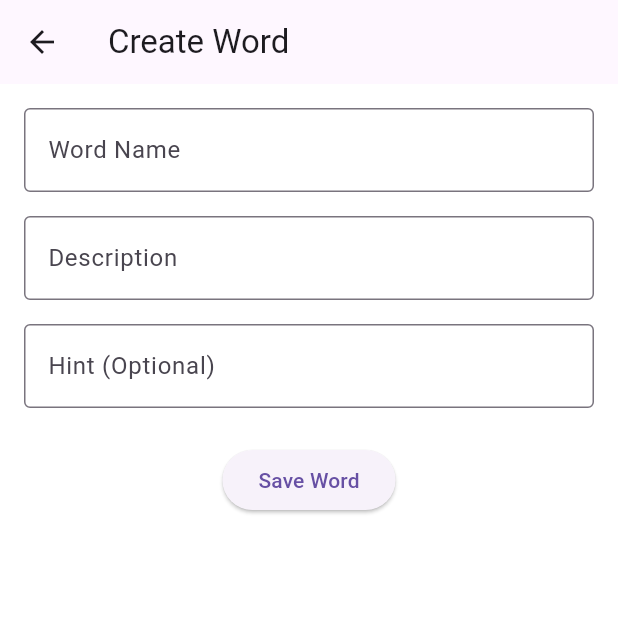
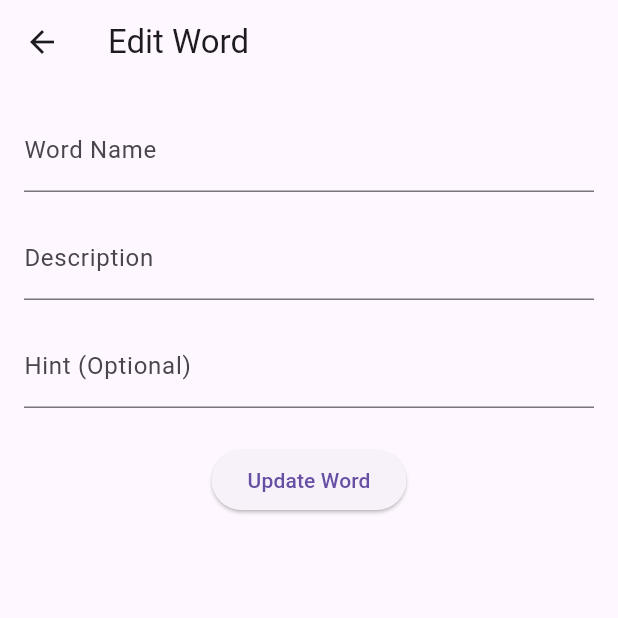
Before and after one commit to BrainRotGame/BrainRot, a Flutter app: the WordBankView screen opened directly with empty values, after a tap on the "add" icon, on a phone screen of 412 x 824 dp, the top half of it. Run offline on Flutter 3.47's test engine with Material 3 defaults, Android fonts, the phone set to English and light mode, and no system bars.

Commit message:
Fixing the display issue

```diff
--- a/lib/main.dart
+++ b/lib/main.dart
@@ -16,7 +16,6 @@ void main() {
   );
 }
 
-
 class MyApp extends StatelessWidget {
   const MyApp({super.key});
 
--- a/lib/models/word.dart
+++ b/lib/models/word.dart
@@ -3,14 +3,31 @@
 // hint(optional)
 
 class Word {
+  final int id;
   final String wordName;
   final String description;
   final String? hint;
 
   // constructor
   Word({
+    required this.id,
     required this.wordName,
     required this.description,
     this.hint,
   });
+
+  Word.withUpdatedData({
+    required Word original,
+    String? newWordName,
+    String? newDescription,
+    String? newHint,
+  }) : id = original.id,
+       wordName = newWordName ?? original.wordName,
+       description = newDescription ?? original.description,
+       hint = newHint ?? original.hint;
+
+  @override
+  String toString() {
+    return 'Word(wordName: $wordName, description: $description, hint: $hint)';
+  }
 }
--- a/lib/views/create_word_view.dart
+++ b/lib/views/create_word_view.dart
@@ -1,39 +1,32 @@
 import 'package:flutter/material.dart';
-import 'package:provider/provider.dart';
 import 'package:brainrot/models/word.dart';
-import 'package:brainrot/providers/word_bank_provider.dart';
+import 'package:brainrot/models/category.dart';
 
 class CreateWordView extends StatefulWidget {
-  final Word? word;
-  final int? index;
+  final Word? word; // Existing word to edit (null for a new word)
+  final int? index; // Index of the word in the list
+  final Category category; // The category this word belongs to
 
-  const CreateWordView({super.key, this.word, this.index});
+  const CreateWordView({super.key, this.word, this.index, required this.category});
 
   @override
   State<CreateWordView> createState() => _CreateWordViewState();
 }
 
 class _CreateWordViewState extends State<CreateWordView> {
-  late TextEditingController _wordNameController;
-  late TextEditingController _descriptionController;
-  late TextEditingController _hintController;
+  // Local state variables for the form fields
+  String currentWordName = '';
+  String currentDescription = '';
+  String currentHint = '';
 
   @override
   void initState() {
     super.initState();
 
-    // Initialize controllers with existing word data (if editing) or empty strings
-    _wordNameController = TextEditingController(text: widget.word?.wordName ?? '');
-    _descriptionController = TextEditingController(text: widget.word?.description ?? '');
-    _hintController = TextEditingController(text: widget.word?.hint ?? '');
-  }
-
-  @override
-  void dispose() {
-    _wordNameController.dispose();
-    _descriptionController.dispose();
-    _hintController.dispose();
-    super.dispose();
+    // Initialize state variables with existing data (if editing)
+    currentWordName = widget.word?.wordName ?? '';
+    currentDescription = widget.word?.description ?? '';
+    currentHint = widget.word?.hint ?? '';
   }
 
   @override
@@ -44,53 +37,42 @@ class _CreateWordViewState extends State<CreateWordView> {
       appBar: AppBar(
         title: Text(isEditing ? 'Edit Word' : 'Create Word'),
       ),
-      backgroundColor: Colors.white,
       body: Padding(
         padding: const EdgeInsets.all(16.0),
         child: Column(
           children: [
-            TextField(
-              controller: _wordNameController,
-              decoration: const InputDecoration(
-                labelText: 'Word Name',
-                border: OutlineInputBorder(),
-              ),
+            TextFormField(
+              initialValue: currentWordName,
+              decoration: const InputDecoration(labelText: 'Word Name'),
+              onChanged: (value) {
+                setState(() {
+                  currentWordName = value;
+                });
+              },
             ),
             const SizedBox(height: 16),
-            TextField(
-              controller: _descriptionController,
-              decoration: const InputDecoration(
-                labelText: 'Description',
-                border: OutlineInputBorder(),
-              ),
+            TextFormField(
+              initialValue: currentDescription,
+              decoration: const InputDecoration(labelText: 'Description'),
+              onChanged: (value) {
+                setState(() {
+                  currentDescription = value;
+                });
+              },
             ),
             const SizedBox(height: 16),
-            TextField(
-              controller: _hintController,
-              decoration: const InputDecoration(
-                labelText: 'Hint (Optional)',
-                border: OutlineInputBorder(),
-              ),
+            TextFormField(
+              initialValue: currentHint,
+              decoration: const InputDecoration(labelText: 'Hint (Optional)'),
+              onChanged: (value) {
+                setState(() {
+                  currentHint = value;
+                });
+              },
             ),
             const SizedBox(height: 24),
             ElevatedButton(
-              onPressed: () {
-                final word = Word(
-                  wordName: _wordNameController.text,
-                  description: _descriptionController.text,
-                  hint: _hintController.text.isNotEmpty ? _hintController.text : null,
-                );
-
-                final wordBankProvider = Provider.of<WordBankProvider>(context, listen: false);
-
-                if (isEditing && widget.index != null) {
-                  wordBankProvider.updateWord(widget.index!, word);
-                } else {
-                  wordBankProvider.addWord(word);
-                }
-
-                Navigator.pop(context);
-              },
+              onPressed: () => _saveAndPop(context),
               child: Text(isEditing ? 'Update Word' : 'Save Word'),
             ),
           ],
@@ -98,4 +80,16 @@ class _CreateWordViewState extends State<CreateWordView> {
       ),
     );
   }
+
+  /// Handles saving or updating the word and pops back to the previous screen.
+  void _saveAndPop(BuildContext context) {
+    final updatedWord = Word(
+      id: widget.word?.id ?? DateTime.now().millisecondsSinceEpoch,
+      wordName: currentWordName,
+      description: currentDescription,
+      hint: currentHint.isNotEmpty ? currentHint : null,
+    );
+
+    Navigator.pop(context, updatedWord);
+  }
 }
--- a/lib/views/word_bank_view.dart
+++ b/lib/views/word_bank_view.dart
@@ -1,7 +1,8 @@
 import 'package:flutter/material.dart';
 import 'package:provider/provider.dart';
 import 'package:brainrot/models/category.dart';
-import 'package:brainrot/providers/word_bank_provider.dart';
+import 'package:brainrot/models/word.dart';
+// import 'package:brainrot/providers/word_bank_provider.dart';
 import 'package:brainrot/views/create_word_view.dart';
 
 class WordBankView extends StatelessWidget {
@@ -11,48 +12,60 @@ class WordBankView extends StatelessWidget {
 
   @override
   Widget build(BuildContext context) {
-    return Scaffold(
+    return ChangeNotifierProvider.value(
+      value: category,
+      child: Scaffold(
         appBar: AppBar(
           title: Text('${category.categoryName} - Word Bank'),
           actions: [
             IconButton(
-            onPressed: () {
-              Navigator.push(
+              onPressed: () async {
+                // Create a new word with id = 0 for adding
+                final newWord = Word(
+                  id: 0, // Placeholder ID for new words
+                  wordName: '',
+                  description: '',
+                  hint: null,
+                );
+
+                final addedWord = await Navigator.push<Word>(
                   context,
                   MaterialPageRoute(
-                  builder: (context) => const CreateWordView(),
+                    builder: (context) => CreateWordView(
+                      word: newWord,
+                      category: category,
+                    ),
                   ),
                 );
+
+                if (addedWord != null) {
+                  category.upsertCategory(addedWord);
+                }
               },
-            icon: const Icon(
-              Icons.add,
-              size: 36,
-            ),
+              icon: const Icon(Icons.add, size: 36),
               tooltip: 'Add New Word',
             ),
           ],
         ),
-      backgroundColor: Colors.white,
-      body: Consumer<WordBankProvider>(
-        builder: (context, wordBankProvider, _) {
-          final allWords = [
-            ...category.category,
-            ...wordBankProvider.words,
-          ];
+        body: Consumer<Category>(
+          builder: (context, category, _) {
+            final allWords = category.category;
+
             return Column(
               children: [
                 Expanded(
                   child: GridView.builder(
                     padding: const EdgeInsets.all(10),
                     gridDelegate: const SliverGridDelegateWithFixedCrossAxisCount(
-                    crossAxisCount: 4, // Number of columns
-                    crossAxisSpacing: 30, // Space between columns
-                    mainAxisSpacing: 20, // Space between rows
-                    childAspectRatio: 2.5, // Adjust the box shape
+                      crossAxisCount: 3,
+                      crossAxisSpacing: 20,
+                      mainAxisSpacing: 20,
+                      childAspectRatio: 2.5,
                     ),
                     itemCount: allWords.length,
                     itemBuilder: (context, index) {
                       final word = allWords[index];
+
                       return ElevatedButton(
                         style: ElevatedButton.styleFrom(
                           shape: RoundedRectangleBorder(
@@ -60,16 +73,23 @@ class WordBankView extends StatelessWidget {
                             side: const BorderSide(color: Colors.black),
                           ),
                         ),
-                      onPressed: () {
-                        Navigator.push(
+                        onPressed: () async {
+                          print('Editing word: ${word.wordName} with id: ${word.id}');
+                          final updatedWord = await Navigator.push<Word>(
                             context,
                             MaterialPageRoute(
                               builder: (context) => CreateWordView(
                                 word: word,
-                              index: index,
+                                category: category,
                               ),
                             ),
                           );
+
+                          if (updatedWord != null) {
+                            category.upsertCategory(updatedWord);
+                          } else {
+                            print('No change made to the word');
+                          }
                         },
                         child: Column(
                           mainAxisAlignment: MainAxisAlignment.center,
@@ -77,10 +97,7 @@ class WordBankView extends StatelessWidget {
                             Text(
                               word.wordName,
                               textAlign: TextAlign.center,
-                            style: const TextStyle(
-                              fontSize: 30,
-                              color: Colors.black,
-                            ),
+                              style: const TextStyle(fontSize: 30, color: Colors.black),
                             ),
                             if (word.hint != null && word.hint!.isNotEmpty)
                               Text(
@@ -98,25 +115,11 @@ class WordBankView extends StatelessWidget {
                     },
                   ),
                 ),
-              Padding(
-                padding: const EdgeInsets.all(10.0),
-                child: ElevatedButton(
-                  onPressed: () {
-                    // Add play functionality here
-                  },
-                  style: ElevatedButton.styleFrom(
-                    padding: const EdgeInsets.symmetric(vertical: 15, horizontal: 50),
-                  ),
-                  child: const Text(
-                    'PLAY!',
-                    style: TextStyle(fontSize: 18),
-                  ),
-                ),
-              ),
               ],
             );
           },
         ),
+      ),
     );
   }
 }
```
Also changed, not shown: lib/models/category.dart (+48 -14 lines), lib/providers/word_bank_provider.dart (+11 -3 lines), lib/utils/mocker.dart (+10 -0 lines). Lines whose indentation alone changed are shown as unchanged.
